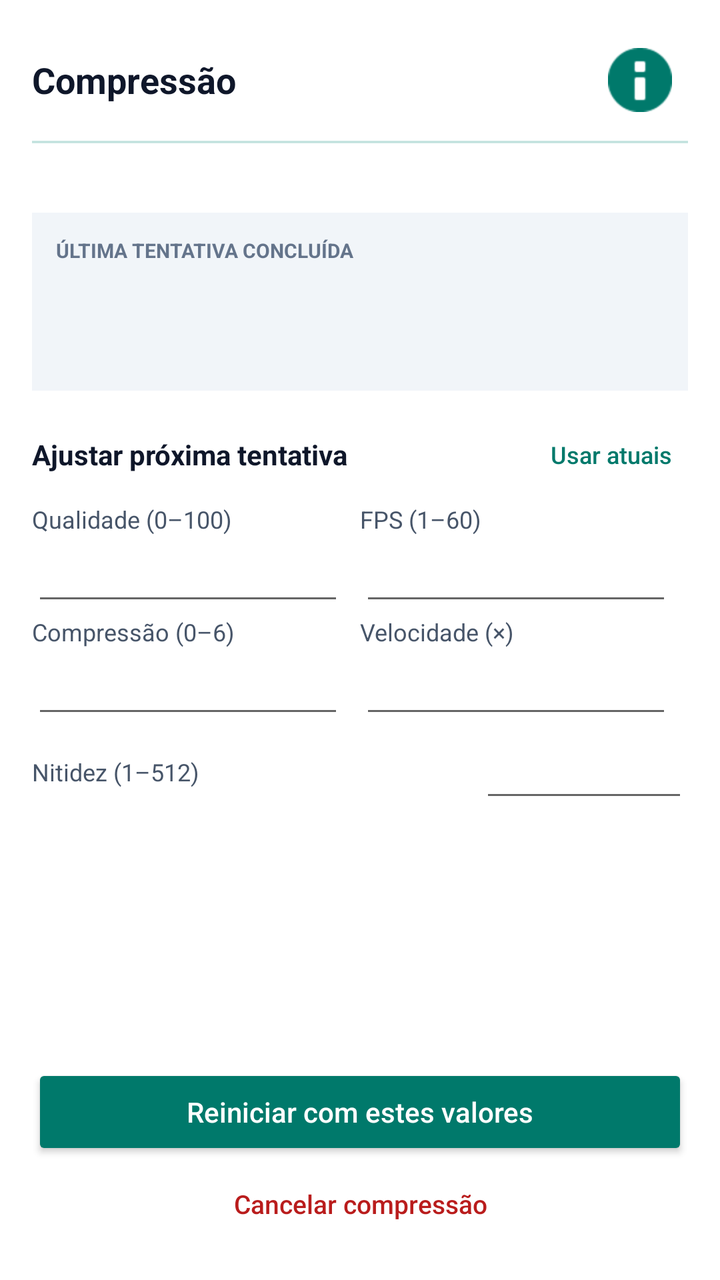
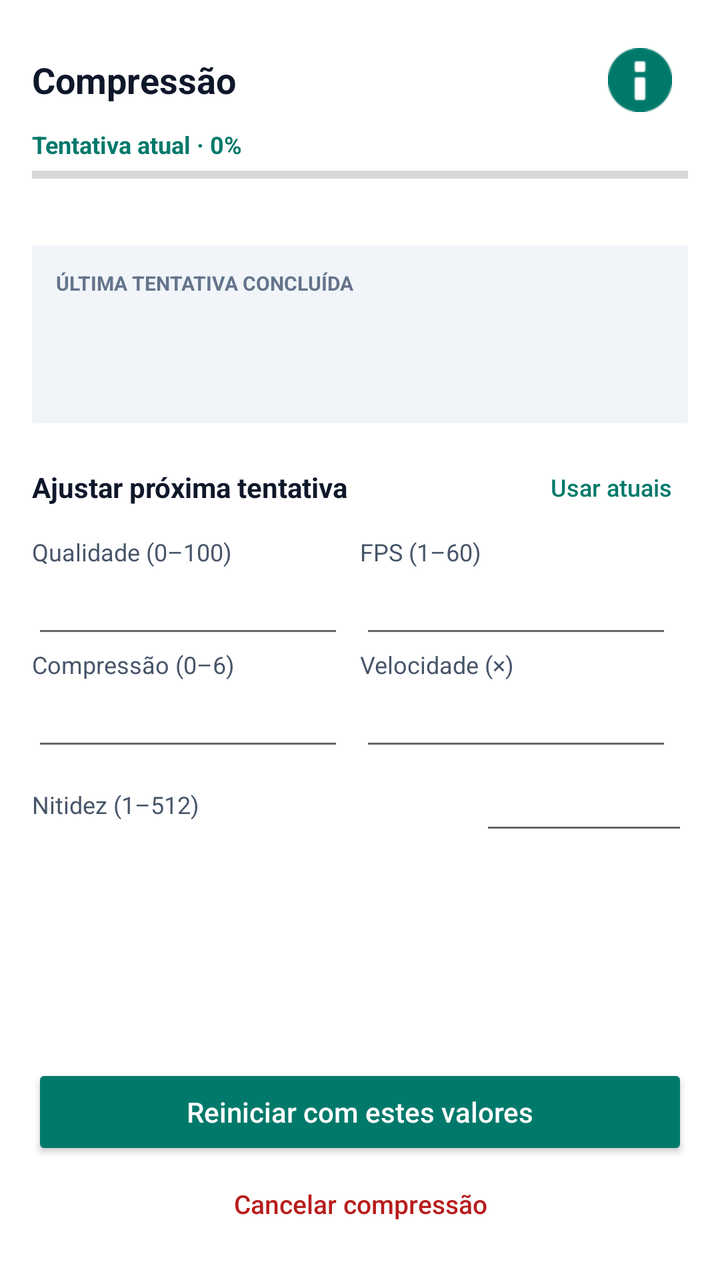

Two renders of the same Android screen: before a commit and after it. Below are the layout's source before the change and the commit's diff.
<!-- AndroidManifest.xml: application theme AppTheme -->
<!-- res/layout/dialog_compression.xml -->
<?xml version="1.0" encoding="utf-8"?>
<LinearLayout xmlns:android="http://schemas.android.com/apk/res/android" android:layout_width="match_parent" android:layout_height="match_parent" android:orientation="vertical" android:padding="16dp">
 <LinearLayout android:layout_width="match_parent" android:layout_height="wrap_content" android:gravity="center_vertical" android:orientation="horizontal">
 <TextView android:id="@+id/compression_title" android:layout_width="0dp" android:layout_weight="1" android:layout_height="wrap_content" android:text="Compressão" android:textSize="18sp" android:textStyle="bold" android:textColor="#0F172A" />
 <ImageButton android:id="@+id/compression_info" android:layout_width="48dp" android:layout_height="48dp" android:background="?attr/selectableItemBackgroundBorderless" android:src="@android:drawable/ic_dialog_info" android:tint="#00796B" android:contentDescription="Informações sobre a compressão" />
 </LinearLayout>
 <ScrollView android:layout_width="match_parent" android:layout_height="0dp" android:layout_weight="1" android:fillViewport="false">
 <LinearLayout android:layout_width="match_parent" android:layout_height="wrap_content" android:orientation="vertical">
 <ProgressBar android:id="@+id/progress_bar" style="?android:attr/progressBarStyleHorizontal" android:layout_width="match_parent" android:layout_height="6dp" android:layout_marginTop="4dp" android:indeterminate="true" />
 <TextView android:id="@+id/attempts_tv" android:layout_width="match_parent" android:layout_height="wrap_content" android:layout_marginTop="8dp" android:layout_marginBottom="8dp" android:textSize="12sp" android:textColor="#64748B" />
 <LinearLayout android:layout_width="match_parent" android:layout_height="wrap_content" android:orientation="vertical" android:padding="12dp" android:background="#F1F5F9">
 <TextView android:layout_width="match_parent" android:layout_height="wrap_content" android:text="ÚLTIMA TENTATIVA CONCLUÍDA" android:textSize="10sp" android:textStyle="bold" android:textColor="#64748B" />
 <TextView android:id="@+id/last_attempt_size" android:layout_width="match_parent" android:layout_height="wrap_content" android:layout_marginTop="4dp" android:textSize="20sp" android:textStyle="bold" android:textColor="#0F172A" />
 <TextView android:id="@+id/webp_info_tv" android:layout_width="match_parent" android:layout_height="wrap_content" android:layout_marginTop="4dp" android:textSize="12sp" android:textColor="#475569" android:textIsSelectable="true" />
 </LinearLayout>
 <LinearLayout android:layout_width="match_parent" android:layout_height="wrap_content" android:layout_marginTop="8dp" android:gravity="center_vertical" android:orientation="horizontal">
 <TextView android:layout_width="0dp" android:layout_weight="1" android:layout_height="wrap_content" android:text="Ajustar próxima tentativa" android:textStyle="bold" android:textSize="14sp" android:textColor="#0F172A" />
 <androidx.appcompat.widget.AppCompatButton android:id="@+id/use_current_settings" style="@style/Widget.AppCompat.Button.Borderless" android:layout_width="wrap_content" android:layout_height="48dp" android:minWidth="0dp" android:paddingLeft="8dp" android:paddingRight="8dp" android:text="Usar atuais" android:textAllCaps="false" android:textSize="12sp" android:textColor="#00796B" />
 </LinearLayout>
<LinearLayout android:layout_width="match_parent" android:layout_height="wrap_content" android:orientation="horizontal"><LinearLayout android:layout_width="0dp" android:layout_weight="1" android:layout_height="wrap_content" android:orientation="vertical" android:paddingRight="8dp">
  <TextView android:layout_width="match_parent" android:layout_height="wrap_content" android:text="Qualidade (0–100)" android:textSize="12sp" android:textColor="#475569" android:labelFor="@id/retry_quality" />
  <EditText android:id="@+id/retry_quality" android:layout_width="match_parent" android:layout_height="40dp" android:textSize="15sp" android:textColor="#0F172A" android:inputType="number" android:selectAllOnFocus="true" android:singleLine="true" />
  </LinearLayout><LinearLayout android:layout_width="0dp" android:layout_weight="1" android:layout_height="wrap_content" android:orientation="vertical" android:paddingRight="8dp">
  <TextView android:layout_width="match_parent" android:layout_height="wrap_content" android:text="FPS (1–60)" android:textSize="12sp" android:textColor="#475569" android:labelFor="@id/retry_fps" />
  <EditText android:id="@+id/retry_fps" android:layout_width="match_parent" android:layout_height="40dp" android:textSize="15sp" android:textColor="#0F172A" android:inputType="number" android:selectAllOnFocus="true" android:singleLine="true" />
  </LinearLayout></LinearLayout>
<LinearLayout android:layout_width="match_parent" android:layout_height="wrap_content" android:orientation="horizontal"><LinearLayout android:layout_width="0dp" android:layout_weight="1" android:layout_height="wrap_content" android:orientation="vertical" android:paddingRight="8dp">
  <TextView android:layout_width="match_parent" android:layout_height="wrap_content" android:text="Compressão (0–6)" android:textSize="12sp" android:textColor="#475569" android:labelFor="@id/retry_compression" />
  <EditText android:id="@+id/retry_compression" android:layout_width="match_parent" android:layout_height="40dp" android:textSize="15sp" android:textColor="#0F172A" android:inputType="number" android:selectAllOnFocus="true" android:singleLine="true" />
  </LinearLayout><LinearLayout android:layout_width="0dp" android:layout_weight="1" android:layout_height="wrap_content" android:orientation="vertical" android:paddingRight="8dp">
  <TextView android:layout_width="match_parent" android:layout_height="wrap_content" android:text="Velocidade (×)" android:textSize="12sp" android:textColor="#475569" android:labelFor="@id/retry_speed" />
  <EditText android:id="@+id/retry_speed" android:layout_width="match_parent" android:layout_height="40dp" android:textSize="15sp" android:textColor="#0F172A" android:inputType="numberDecimal" android:selectAllOnFocus="true" android:singleLine="true" />
  </LinearLayout></LinearLayout>
<LinearLayout android:layout_width="match_parent" android:layout_height="44dp" android:gravity="center_vertical" android:orientation="horizontal">
<TextView android:layout_width="0dp" android:layout_weight="1" android:layout_height="wrap_content" android:text="Nitidez (1–512)" android:textSize="12sp" android:textColor="#475569" android:labelFor="@id/retry_detail" />
<EditText android:id="@+id/retry_detail" android:layout_width="104dp" android:layout_height="40dp" android:textSize="15sp" android:textColor="#0F172A" android:gravity="center" android:inputType="number" android:selectAllOnFocus="true" android:singleLine="true" />
</LinearLayout>
<TextView android:id="@+id/compression_action_status" android:layout_width="match_parent" android:layout_height="wrap_content" android:textSize="12sp" android:textColor="#B91C1C" android:accessibilityLiveRegion="polite" />
 </LinearLayout>
 </ScrollView>
 <androidx.appcompat.widget.AppCompatButton android:id="@+id/retry_compression_button" android:layout_width="match_parent" android:layout_height="48dp" android:layout_marginTop="12dp" android:text="Reiniciar com estes valores" android:textAllCaps="false" android:textSize="14sp" android:backgroundTint="#00796B" android:textColor="#FFFFFF" />
 <androidx.appcompat.widget.AppCompatButton android:id="@+id/cancel_compression" style="@style/Widget.AppCompat.Button.Borderless" android:layout_width="match_parent" android:layout_height="44dp" android:text="Cancelar compressão" android:textAllCaps="false" android:textSize="13sp" android:textColor="#B91C1C" />
</LinearLayout>
<!-- resources referenced by this layout -->
<resources>
  <style name="AppTheme" parent="Theme.MaterialComponents.Light">
          
          <item name="colorPrimary">@color/colorPrimary</item>
          <item name="colorPrimaryDark">@color/colorPrimaryDark</item>
          <item name="colorAccent">@color/colorAccent</item>
          <item name="actionBarTheme">@style/MyApp.ActionBarTheme</item>
  
          <item name="materialButtonStyle">@style/BlackMaterialButton</item>
      </style>
  <color name="colorPrimary">#fff</color>
  <color name="colorPrimaryDark">#BABABA</color>
  <color name="colorAccent">#128C7E</color>
  <style name="MyApp.ActionBarTheme" parent="@style/ThemeOverlay.MaterialComponents.ActionBar">
          <item name="colorControlNormal">@color/actionBarArrowColor</item>
      </style>
  <style name="BlackMaterialButton" parent="Widget.MaterialComponents.Button">
          
          <item name="backgroundTint">#FFFFFF</item>
          
          <item name="android:textColor">#000000</item>
          
          <item name="android:insetTop">0dp</item>
          <item name="android:insetBottom">0dp</item>
      </style>
  <color name="actionBarArrowColor">@color/colorAccent</color>
</resources>

<!-- the commit's change to res/layout/dialog_compression.xml (unified diff, before → after) -->
@@ -6,7 +6,8 @@
  </LinearLayout>
  <ScrollView android:layout_width="match_parent" android:layout_height="0dp" android:layout_weight="1" android:fillViewport="false">
  <LinearLayout android:layout_width="match_parent" android:layout_height="wrap_content" android:orientation="vertical">
- <ProgressBar android:id="@+id/progress_bar" style="?android:attr/progressBarStyleHorizontal" android:layout_width="match_parent" android:layout_height="6dp" android:layout_marginTop="4dp" android:indeterminate="true" />
+ <TextView android:id="@+id/compression_percentage" android:layout_width="match_parent" android:layout_height="wrap_content" android:text="Tentativa atual · 0%" android:textSize="12sp" android:textColor="#00796B" android:textStyle="bold" />
+ <ProgressBar android:id="@+id/progress_bar" style="?android:attr/progressBarStyleHorizontal" android:layout_width="match_parent" android:layout_height="6dp" android:layout_marginTop="4dp" android:indeterminate="false" android:max="100" android:progress="0" />
  <TextView android:id="@+id/attempts_tv" android:layout_width="match_parent" android:layout_height="wrap_content" android:layout_marginTop="8dp" android:layout_marginBottom="8dp" android:textSize="12sp" android:textColor="#64748B" />
  <LinearLayout android:layout_width="match_parent" android:layout_height="wrap_content" android:orientation="vertical" android:padding="12dp" android:background="#F1F5F9">
  <TextView android:layout_width="match_parent" android:layout_height="wrap_content" android:text="ÚLTIMA TENTATIVA CONCLUÍDA" android:textSize="10sp" android:textStyle="bold" android:textColor="#64748B" />
